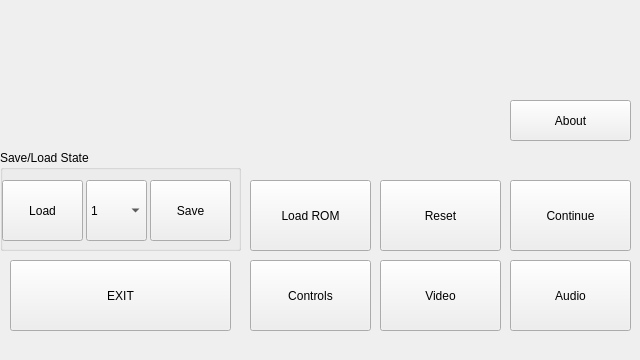
This is AntSnesQt/emusettings.ui in Summeli/AntSnes as Qt 5 draws it before an edit. The edited form follows.
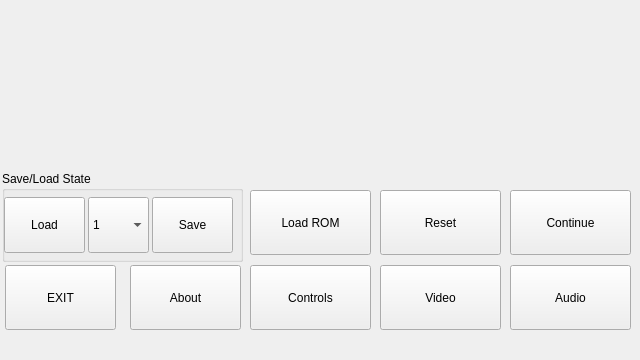
This is the edited form. Icons and pictures are not drawn.

```diff
--- a/AntSnesQt/emusettings.ui
+++ b/AntSnesQt/emusettings.ui
@@ -15,66 +15,66 @@
   <property name="styleSheet" >
    <string notr="true" />
   </property>
-  <widget class="QWidget" name="centralwidget" >
-   <widget class="QPushButton" name="LoadButton" >
-    <property name="geometry" >
+  <widget class="QWidget" name="centralwidget">
+   <widget class="QPushButton" name="LoadButton">
+    <property name="geometry">
      <rect>
       <x>250</x>
-      <y>180</y>
+      <y>190</y>
       <width>121</width>
-      <height>71</height>
+      <height>65</height>
      </rect>
     </property>
     <property name="text" >
      <string>Load ROM</string>
     </property>
    </widget>
-   <widget class="QPushButton" name="controlsButton" >
-    <property name="geometry" >
+   <widget class="QPushButton" name="controlsButton">
+    <property name="geometry">
      <rect>
       <x>250</x>
-      <y>260</y>
+      <y>265</y>
       <width>121</width>
-      <height>71</height>
+      <height>65</height>
      </rect>
     </property>
     <property name="text" >
      <string>Controls</string>
     </property>
    </widget>
-   <widget class="QPushButton" name="exitButton" >
-    <property name="geometry" >
+   <widget class="QPushButton" name="exitButton">
+    <property name="geometry">
      <rect>
-      <x>10</x>
-      <y>260</y>
-      <width>221</width>
-      <height>71</height>
+      <x>5</x>
+      <y>265</y>
+      <width>111</width>
+      <height>65</height>
      </rect>
     </property>
     <property name="text" >
      <string>EXIT</string>
     </property>
    </widget>
-   <widget class="QPushButton" name="audioButton" >
-    <property name="geometry" >
+   <widget class="QPushButton" name="audioButton">
+    <property name="geometry">
      <rect>
       <x>510</x>
-      <y>260</y>
+      <y>265</y>
       <width>121</width>
-      <height>71</height>
+      <height>65</height>
      </rect>
     </property>
     <property name="text" >
      <string>Audio</string>
     </property>
    </widget>
-   <widget class="QPushButton" name="ContinueButton" >
-    <property name="geometry" >
+   <widget class="QPushButton" name="ContinueButton">
+    <property name="geometry">
      <rect>
       <x>510</x>
-      <y>180</y>
+      <y>190</y>
       <width>121</width>
-      <height>71</height>
+      <height>65</height>
      </rect>
     </property>
     <property name="text" >
@@ -108,27 +108,14 @@
       <string/>
      </property>
     </widget>
-    <widget class="QPushButton" name="aboutButton" >
-     <property name="geometry" >
-      <rect>
-       <x>510</x>
-       <y>100</y>
-       <width>121</width>
-       <height>41</height>
-      </rect>
-     </property>
-     <property name="text" >
-      <string>About</string>
-     </property>
-    </widget>
    </widget>
-   <widget class="QGroupBox" name="saveloadState" >
-    <property name="geometry" >
+   <widget class="QGroupBox" name="saveloadState">
+    <property name="geometry">
      <rect>
-      <x>0</x>
-      <y>150</y>
+      <x>2</x>
+      <y>171</y>
       <width>241</width>
-      <height>101</height>
+      <height>91</height>
      </rect>
     </property>
     <property name="styleSheet" >
@@ -137,26 +124,26 @@
     <property name="title" >
      <string>Save/Load State</string>
     </property>
-    <widget class="QPushButton" name="saveStateButton" >
-     <property name="geometry" >
+    <widget class="QPushButton" name="saveStateButton">
+     <property name="geometry">
       <rect>
        <x>150</x>
-       <y>30</y>
+       <y>26</y>
        <width>81</width>
-       <height>61</height>
+       <height>56</height>
       </rect>
      </property>
      <property name="text" >
       <string>Save</string>
      </property>
     </widget>
-    <widget class="QComboBox" name="saveSlotBox" >
-     <property name="geometry" >
+    <widget class="QComboBox" name="saveSlotBox">
+     <property name="geometry">
       <rect>
        <x>86</x>
-       <y>30</y>
+       <y>26</y>
        <width>61</width>
-       <height>61</height>
+       <height>56</height>
       </rect>
      </property>
      <item>
@@ -185,13 +172,13 @@
       </property>
      </item>
     </widget>
-    <widget class="QPushButton" name="loadStateButton" >
-     <property name="geometry" >
+    <widget class="QPushButton" name="loadStateButton">
+     <property name="geometry">
       <rect>
        <x>2</x>
-       <y>30</y>
+       <y>26</y>
        <width>81</width>
-       <height>61</height>
+       <height>56</height>
       </rect>
      </property>
      <property name="text" >
@@ -199,32 +186,63 @@
      </property>
     </widget>
    </widget>
-   <widget class="QPushButton" name="videoButton" >
-    <property name="geometry" >
+   <widget class="QPushButton" name="videoButton">
+    <property name="geometry">
      <rect>
       <x>380</x>
-      <y>260</y>
+      <y>265</y>
       <width>121</width>
-      <height>71</height>
+      <height>65</height>
      </rect>
     </property>
     <property name="text" >
      <string>Video</string>
     </property>
    </widget>
-   <widget class="QPushButton" name="resetButton" >
-    <property name="geometry" >
+   <widget class="QPushButton" name="resetButton">
+    <property name="geometry">
      <rect>
       <x>380</x>
-      <y>180</y>
+      <y>190</y>
       <width>121</width>
-      <height>71</height>
+      <height>65</height>
      </rect>
     </property>
     <property name="text" >
      <string>Reset</string>
     </property>
    </widget>
+   <widget class="QLabel" name="dividerlabel">
+    <property name="geometry">
+     <rect>
+      <x>0</x>
+      <y>150</y>
+      <width>640</width>
+      <height>20</height>
+     </rect>
+    </property>
+    <property name="styleSheet">
+     <string notr="true">QLabel{
+background-image: url(:/graphics/gfx/separator.png);
+}</string>
+    </property>
+    <property name="text">
+     <string/>
+    </property>
+   </widget>
+   <widget class="QPushButton" name="aboutButton">
+    <property name="geometry">
+     <rect>
+      <x>130</x>
+      <y>265</y>
+      <width>111</width>
+      <height>65</height>
+     </rect>
+    </property>
+    <property name="text">
+     <string>About</string>
+    </property>
+   </widget>
   </widget>
   <widget class="QMenuBar" name="menubar" >
    <property name="geometry" >
```
Left out of the diff: 71 changed lines with no effect on the pictures.
